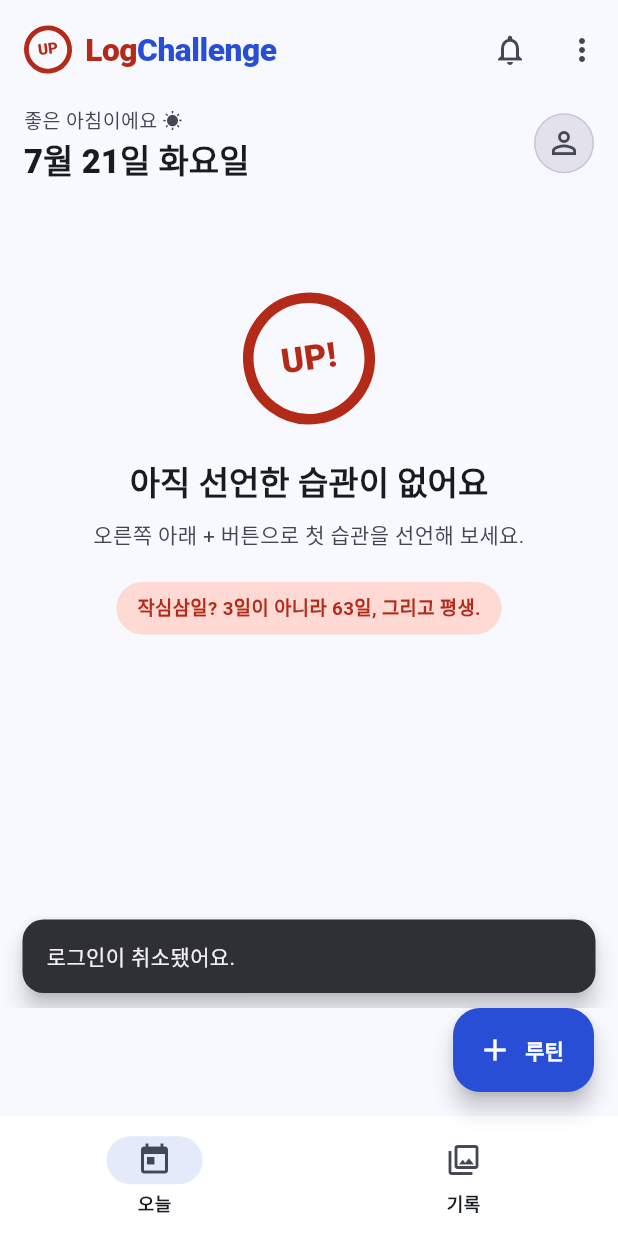
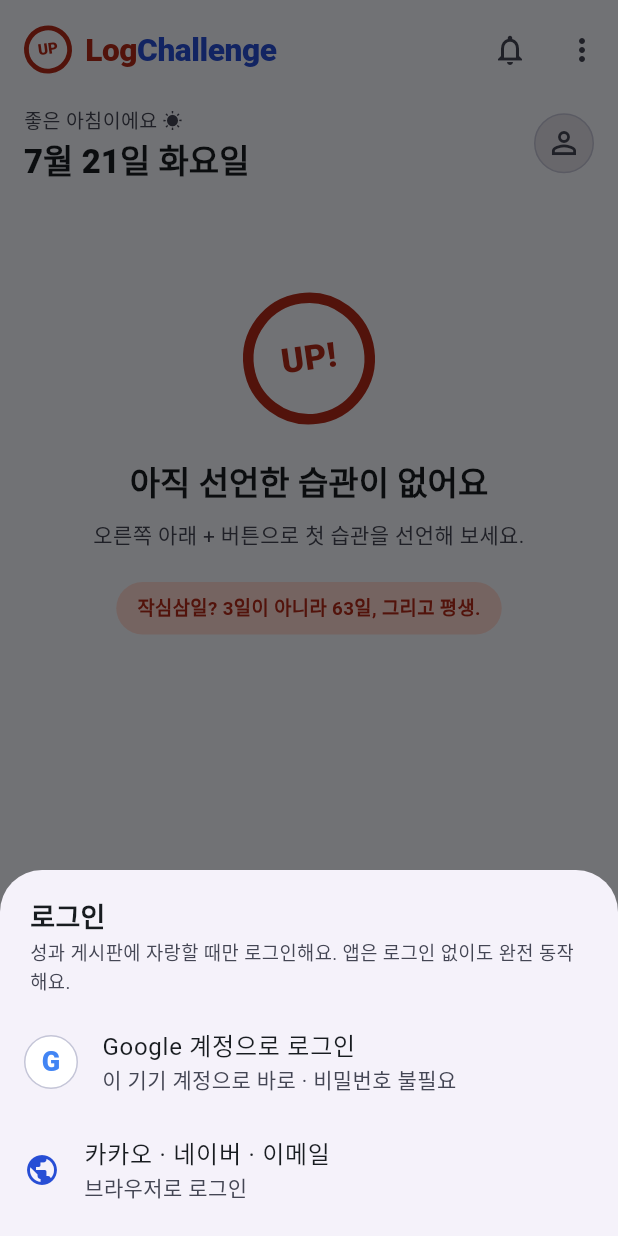
Before and after one commit to betona1/keepup, a Flutter app: the screen it shows after launch, after a tap on the "person outline" icon, on a phone screen of 412 x 824 dp. Run offline on Flutter 3.47's test engine with Material 3 defaults, Android fonts, the phone set to English and light mode, and no system bars; our stand-ins replace audioplayers, file_picker, flutter_local_notifications, flutter_timezone, google_sign_in, image_picker and 4 more; missing offline and left inert: flutter_web_auth_2, gal, health, record; accounts and stored records are empty; Roboto replaces fonts that are missing (NanumGothic).

Commit message:
기기 구글계정 원탭 로그인(google_sign_in) 추가 + 로그인 방법 선택 시트 v1.1.2+10
- AccountService.loginWithGoogleNative(): 기기 계정 idToken → 서버 교환 → 앱 토큰
- 로그인 시트: Google 원탭 / 카카오·네이버·이메일(Custom Tab) 선택
- serverClientId=웹 OAuth 클라이언트 (콘솔에 Android 클라이언트+SHA-1 등록 필요)

Co-Authored-By: Claude Opus 4.8 (1M context) <noreply@anthropic.com>

```diff
--- a/lib/screens/home_screen.dart
+++ b/lib/screens/home_screen.dart
@@ -204,15 +204,7 @@ class _ProfileAvatarState extends State<ProfileAvatar> {
 
   Future<void> _onTap() async {
     if (_account == null) {
-      // 크롬 Custom Tab으로 로그인 (WebView 아님 → 구글 OAuth 정상)
-      final ok = await AccountService.instance.login();
-      if (ok) {
-        await _refresh();
-      } else if (mounted) {
-        ScaffoldMessenger.of(context).showSnackBar(
-          const SnackBar(content: Text('로그인이 취소됐어요.')),
-        );
-      }
+      await _showLoginChooser();
       return;
     }
     // 로그인 상태 → 계정 시트
@@ -244,6 +236,77 @@ class _ProfileAvatarState extends State<ProfileAvatar> {
         ),
       ),
     );
+  }
+
+  /// 로그인 방법 선택 시트 — 기기 구글계정 원탭 / 브라우저(카카오·네이버·이메일)
+  Future<void> _showLoginChooser() async {
+    final cs = Theme.of(context).colorScheme;
+    final choice = await showModalBottomSheet<String>(
+      context: context,
+      builder: (ctx) => SafeArea(
+        child: Column(
+          mainAxisSize: MainAxisSize.min,
+          children: [
+            const Padding(
+              padding: EdgeInsets.fromLTRB(20, 18, 20, 2),
+              child: Align(
+                alignment: Alignment.centerLeft,
+                child: Text('로그인',
+                    style:
+                        TextStyle(fontWeight: FontWeight.w800, fontSize: 18)),
+              ),
+            ),
+            Padding(
+              padding: const EdgeInsets.fromLTRB(20, 0, 20, 8),
+              child: Align(
+                alignment: Alignment.centerLeft,
+                child: Text('성과 게시판에 자랑할 때만 로그인해요. 앱은 로그인 없이도 완전 동작해요.',
+                    style: TextStyle(
+                        fontSize: 12.5, color: cs.onSurfaceVariant)),
+              ),
+            ),
+            ListTile(
+              leading: Container(
+                width: 36,
+                height: 36,
+                alignment: Alignment.center,
+                decoration: BoxDecoration(
+                  color: Colors.white,
+                  shape: BoxShape.circle,
+                  border: Border.all(color: cs.outlineVariant),
+                ),
+                child: const Text('G',
+                    style: TextStyle(
+                        fontWeight: FontWeight.w800,
+                        fontSize: 18,
+                        color: Color(0xFF4285F4))),
+              ),
+              title: const Text('Google 계정으로 로그인'),
+              subtitle: const Text('이 기기 계정으로 바로 · 비밀번호 불필요'),
+              onTap: () => Navigator.pop(ctx, 'google'),
+            ),
+            ListTile(
+              leading: Icon(Icons.public, color: cs.primary),
+              title: const Text('카카오 · 네이버 · 이메일'),
+              subtitle: const Text('브라우저로 로그인'),
+              onTap: () => Navigator.pop(ctx, 'web'),
+            ),
+            const SizedBox(height: 8),
+          ],
+        ),
+      ),
+    );
+    if (choice == null || !mounted) return;
+    final ok = choice == 'google'
+        ? await AccountService.instance.loginWithGoogleNative()
+        : await AccountService.instance.login();
+    if (ok) {
+      await _refresh();
+    } else if (mounted) {
+      ScaffoldMessenger.of(context).showSnackBar(
+        const SnackBar(content: Text('로그인이 취소됐거나 실패했어요. 다시 시도해 주세요.')),
+      );
+    }
   }
 
   Widget _avatarCircle(double size) {
--- a/pubspec.yaml
+++ b/pubspec.yaml
@@ -1,7 +1,7 @@
 name: keepup
 description: 혼자 쓰는 습관 챌린지 인증 앱 (적립형/결과형 + 마감 3시간 전 알림)
 publish_to: 'none'
-version: 1.1.1+9
+version: 1.1.2+10
 
 environment:
   sdk: '>=3.4.0 <4.0.0'   # Flutter 3.22+ (Material3 surfaceContainer 색상 토큰 사용)
@@ -56,6 +56,7 @@ dependencies:
   # 인증 사진을 갤러리에도 저장 (앱 삭제돼도 원본 워터마크 사진 보존)
   gal: ^2.3.0
   flutter_web_auth_2: ^5.0.3
+  google_sign_in: 6.2.2
 
 dev_dependencies:
   flutter_test:
```
Also changed, not shown: lib/services/account_service.dart (+41 -0 lines), pubspec.lock.
